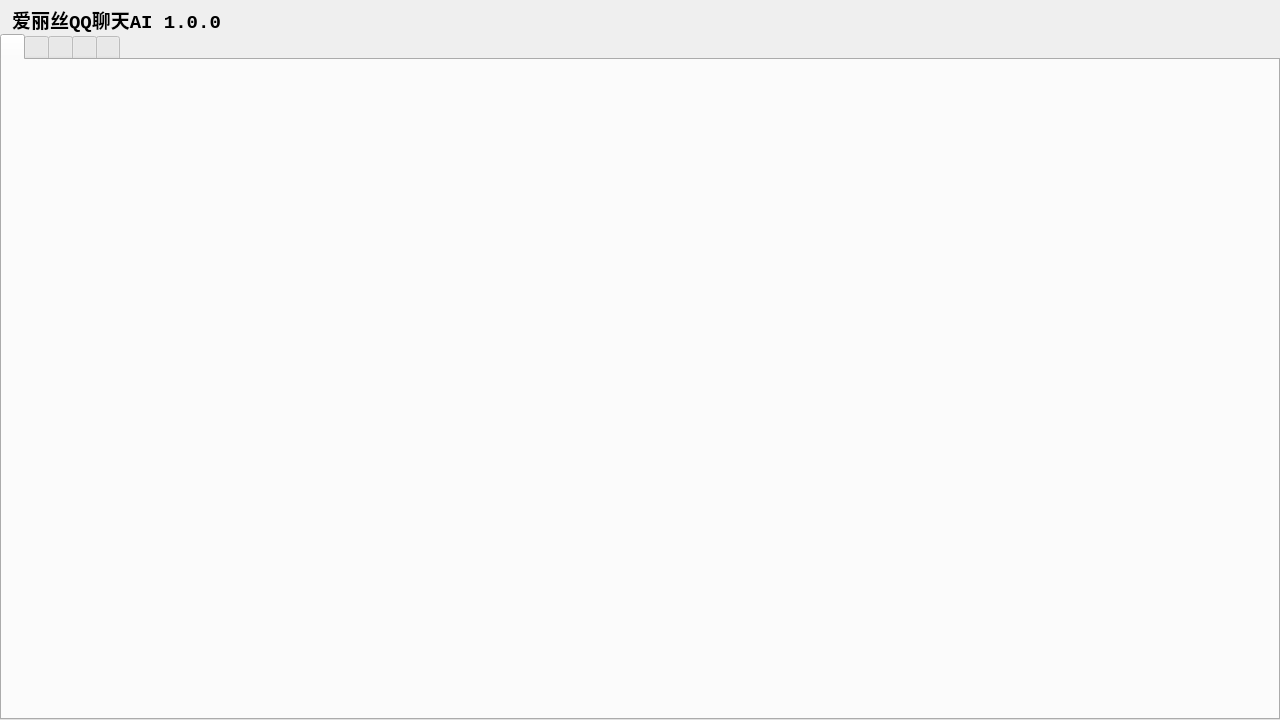
Old version of the form 爱丽丝QQ机器人界面开发/resources/Arisu.ui in the repository yandifei/GUI_Designer-Qt6.
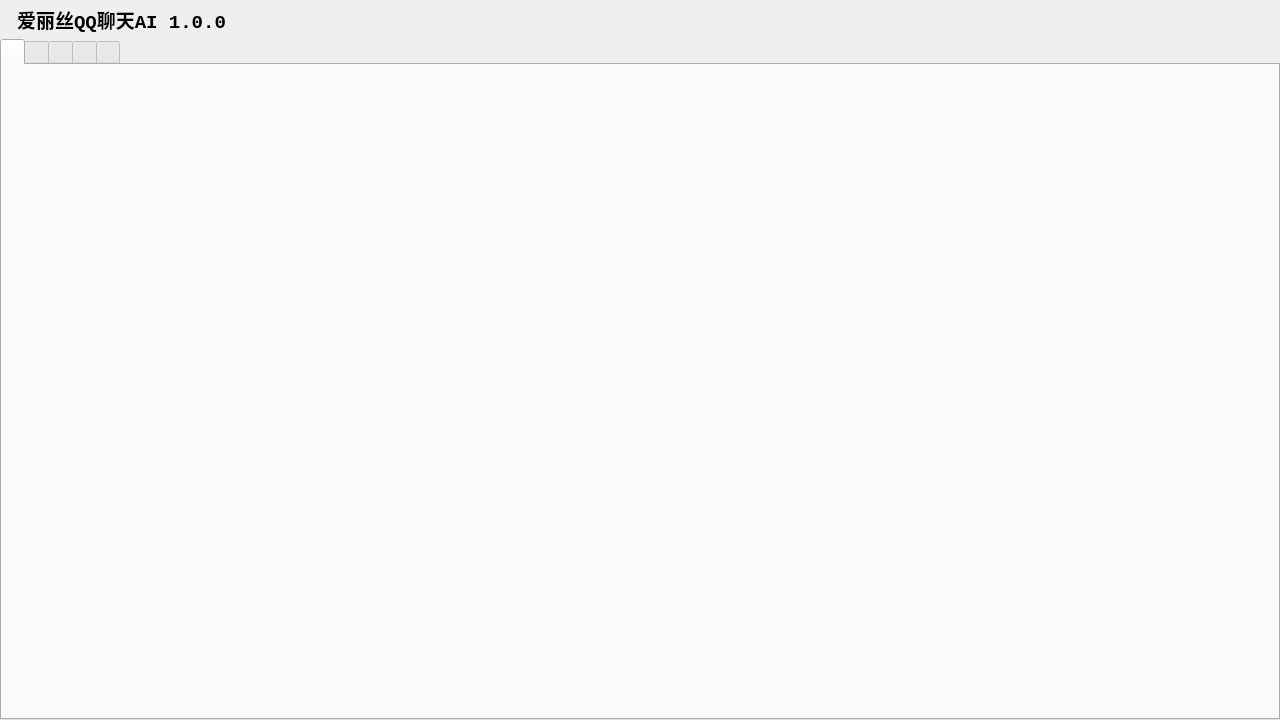
New version of the form. Icons and pictures are not drawn.

Commit message: 托盘系统bug很有可能是无窗口引起的

```diff
--- a/爱丽丝QQ机器人界面开发/resources/Arisu.ui
+++ b/爱丽丝QQ机器人界面开发/resources/Arisu.ui
@@ -52,7 +52,7 @@
      <item row="0" column="0" rowspan="2">
       <layout class="QHBoxLayout" name="TitleLayout" stretch="0,0,0">
        <property name="spacing">
-        <number>0</number>
+        <number>5</number>
        </property>
        <property name="leftMargin">
         <number>5</number>
@@ -63,6 +63,9 @@
        <property name="rightMargin">
         <number>0</number>
        </property>
+       <property name="bottomMargin">
+        <number>5</number>
+       </property>
        <item>
         <widget class="QLabel" name="Logo">
          <property name="mouseTracking">
```
The commit also changes 6 other files.
